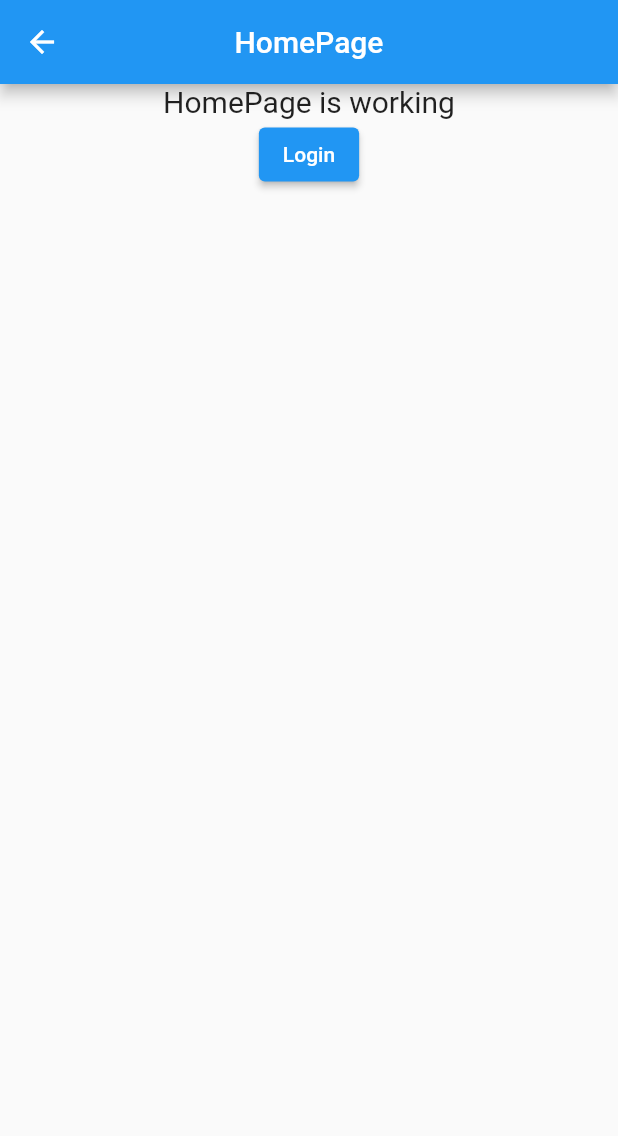
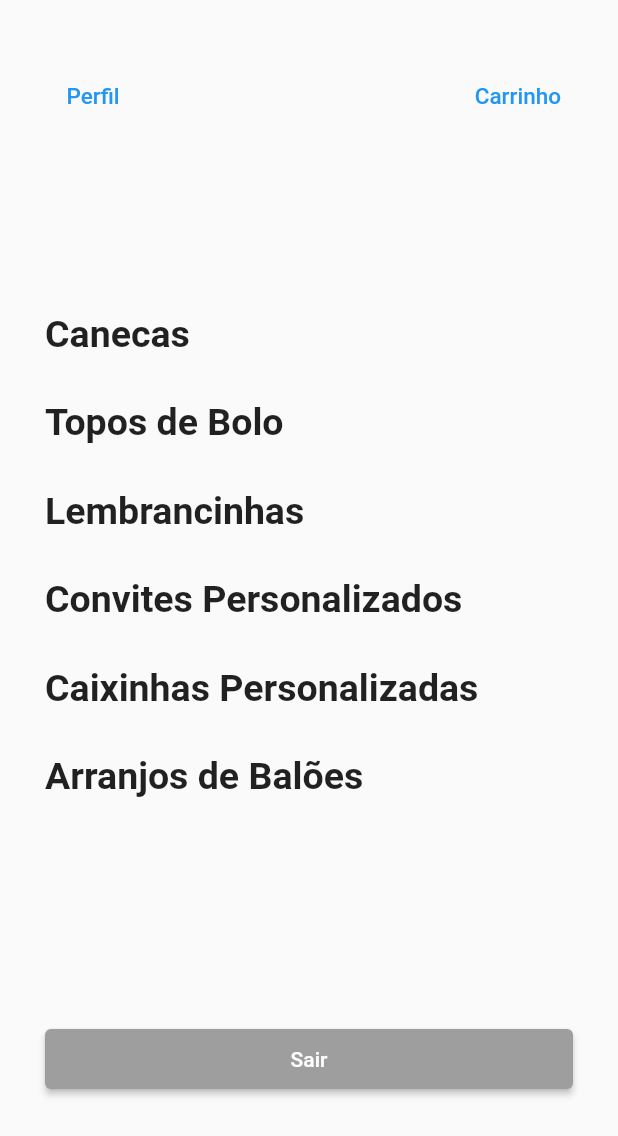
Before and after one commit to luanacolombo/desafio, a Flutter app: the HomePage screen opened by its route, on a phone screen of 412 x 824 dp. Shown: the top 1136 px of the screen. Run offline on Flutter 3.47's test engine with Material 2 defaults, Android fonts, the phone set to English and light mode, and no system bars; our stand-ins replace get.

Commit message:
Tela do perfil, registro e recuperação de senha

```diff
--- a/lib/app/modules/home/home_page.dart
+++ b/lib/app/modules/home/home_page.dart
@@ -1,4 +1,5 @@
 import 'package:desafio/app/routes/login_routes.dart';
+import 'package:desafio/app/routes/profile_routes.dart';
 import 'package:flutter/material.dart';
 import 'package:get/get.dart';
 
@@ -10,26 +11,90 @@ class HomePage extends GetView<HomeController> {
   @override
   Widget build(BuildContext context) {
     return Scaffold(
-      appBar: AppBar(
-        title: const Text('HomePage'),
-        centerTitle: true,
+      body: SafeArea(
+        child: Padding(
+          padding: const EdgeInsets.symmetric(horizontal: 30),
+          child: Form(
+            key: GlobalKey(),
+            child: SingleChildScrollView(
+              child: Column(
+                crossAxisAlignment: CrossAxisAlignment.start,
+                children: [
+                  const SizedBox(
+                    height: 40,
                   ),
-      body: Column(
+                  Row(
+                    mainAxisAlignment: MainAxisAlignment.spaceBetween,
                     children: [
-          const Center(
-            child: Text(
-              'HomePage is working',
-              style: TextStyle(fontSize: 20),
+                      TextButton(
+                        onPressed: () {
+                          Get.offAllNamed(ProfileRoutes.profile);
+                        },
+                        child: const Text('Perfil',
+                            style: TextStyle(fontSize: 15)),
                       ),
+                      TextButton(
+                        onPressed: () {},
+                        child: const Text('Carrinho',
+                            style: TextStyle(fontSize: 15)),
+                      ),
+                    ],
+                  ),
+                  const SizedBox(
+                    height: 120,
+                  ),
+                  const Text('Canecas',
+                      style:
+                          TextStyle(fontSize: 25, fontWeight: FontWeight.w700)),
+                  const SizedBox(
+                    height: 30,
+                  ),
+                  const Text('Topos de Bolo',
+                      style:
+                          TextStyle(fontSize: 25, fontWeight: FontWeight.w700)),
+                  const SizedBox(
+                    height: 30,
+                  ),
+                  const Text('Lembrancinhas',
+                      style:
+                          TextStyle(fontSize: 25, fontWeight: FontWeight.w700)),
+                  const SizedBox(
+                    height: 30,
+                  ),
+                  const Text('Convites Personalizados',
+                      style:
+                          TextStyle(fontSize: 25, fontWeight: FontWeight.w700)),
+                  const SizedBox(
+                    height: 30,
+                  ),
+                  const Text('Caixinhas Personalizadas',
+                      style:
+                          TextStyle(fontSize: 25, fontWeight: FontWeight.w700)),
+                  const SizedBox(
+                    height: 30,
+                  ),
+                  const Text('Arranjos de Balões',
+                      style:
+                          TextStyle(fontSize: 25, fontWeight: FontWeight.w700)),
+                  const SizedBox(
+                    height: 150,
                   ),
                   ElevatedButton(
+                    style: ElevatedButton.styleFrom(
+                      backgroundColor: Colors.grey,
+                      fixedSize: Size(Get.width, 40.0),
+                    ),
                     onPressed: () {
                       Get.offAllNamed(LoginRoutes
                           .login); //clicando no botão leva pra página do login
                     },
-            child: const Text('Login'),
+                    child: const Text('Sair'),
                   ),
                 ],
+              ),
+            ),
+          ),
+        ),
       ),
     );
   }
--- /dev/null
+++ b/lib/app/modules/profile/profile_controller.dart
@@ -0,0 +1,3 @@
+import 'package:get/get.dart';
+
+class ProfileController extends GetxController {}
--- /dev/null
+++ b/lib/app/modules/recovery/recovery_controller.dart
@@ -0,0 +1,6 @@
+import 'package:flutter/material.dart';
+import 'package:get/get.dart';
+
+class RecoveryController extends GetxController {
+  TextEditingController email = TextEditingController();
+}
--- a/lib/app/routes/app_pages.dart
+++ b/lib/app/routes/app_pages.dart
@@ -1,5 +1,8 @@
 import 'home_routes.dart';
 import 'login_routes.dart';
+import 'recovery_routes.dart';
+import 'register_routes.dart';
+import 'profile_routes.dart';
 
 class AppPages {
   AppPages._();
@@ -9,5 +12,8 @@ class AppPages {
   static final routes = [
     ...HomeRoutes.routes,
     ...LoginRoutes.routes,
+		...RecoveryRoutes.routes,
+		...RegisterRoutes.routes,
+		...ProfileRoutes.routes,
   ];
 }
--- /dev/null
+++ b/lib/app/routes/profile_routes.dart
@@ -0,0 +1,18 @@
+import 'package:get/get.dart';
+
+import '../modules/profile/profile_binding.dart';
+import '../modules/profile/profile_page.dart';
+
+class ProfileRoutes {
+  ProfileRoutes._();
+
+  static const profile = '/profile';
+
+  static final routes = [
+    GetPage(
+      name: profile,
+      page: () => const ProfilePage(),
+      binding: ProfileBinding(),
+    ),
+  ];
+}
```
Also changed, not shown: lib/app/modules/login/login_page.dart (+8 -2 lines), lib/app/modules/profile/profile_binding.dart (added, +12 -0 lines), lib/app/modules/profile/profile_page.dart (added, +50 -0 lines), lib/app/modules/recovery/recovery_binding.dart (added, +12 -0 lines), lib/app/modules/recovery/recovery_page.dart (added, +74 -0 lines), lib/app/modules/register/register_binding.dart (added, +12 -0 lines), lib/app/modules/register/register_controller.dart (added, +8 -0 lines), lib/app/modules/register/register_page.dart (added, +96 -0 lines), lib/app/routes/recovery_routes.dart (added, +18 -0 lines), lib/app/routes/register_routes.dart (added, +18 -0 lines). Lines whose indentation alone changed are shown as unchanged.
